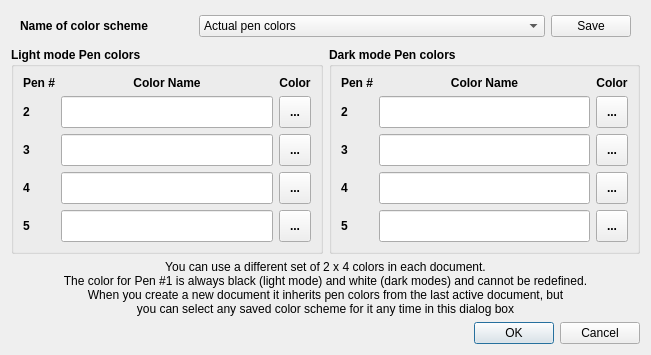
Before: the Qt Designer form FalconBoard/pencolorsdialog.ui in solyoma/FalconBoard, drawn with Qt 5.
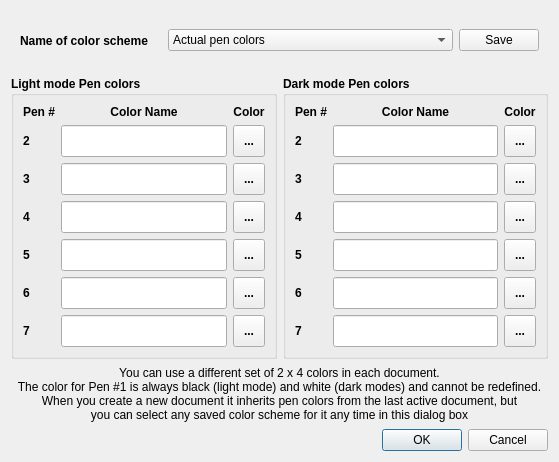
After: the same form once the commit is applied.

Commit message: added two new colors bugfix: default colors are not changed colros

Diff of the .ui file:
```diff
--- a/FalconBoard/pencolorsdialog.ui
+++ b/FalconBoard/pencolorsdialog.ui
@@ -9,28 +9,84 @@
    <rect>
     <x>0</x>
     <y>0</y>
-    <width>651</width>
-    <height>339</height>
+    <width>559</width>
+    <height>462</height>
    </rect>
   </property>
   <property name="windowTitle">
    <string>FalconBoard - Define Pen Colors</string>
   </property>
-  <layout class="QGridLayout" name="gridLayout">
-   <item row="2" column="0" colspan="2">
-    <widget class="QLabel" name="label_15">
+  <layout class="QVBoxLayout" name="verticalLayout">
+   <item>
+    <widget class="QWidget" name="widget" native="true">
+     <property name="minimumSize">
+      <size>
+       <width>0</width>
+       <height>30</height>
+      </size>
+     </property>
+     <layout class="QHBoxLayout" name="horizontalLayout" stretch="1,2,0">
+      <property name="leftMargin">
+       <number>9</number>
+      </property>
+      <property name="topMargin">
+       <number>2</number>
+      </property>
+      <property name="rightMargin">
+       <number>9</number>
+      </property>
+      <property name="bottomMargin">
+       <number>2</number>
+      </property>
+      <item>
+       <widget class="QLabel" name="label_16">
+        <property name="font">
+         <font>
+          <weight>75</weight>
+          <bold>true</bold>
+         </font>
+        </property>
      <property name="text">
-      <string>You can use a different set of 2 x 4 colors in each document. 
-The color for Pen #1 is always black (light mode) and white (dark modes) and cannot be redefined. 
-When you create a new document it inherits pen colors from the last active document, but 
-you can select any saved color scheme for it any time in this dialog box</string>
-     </property>
-     <property name="alignment">
-      <set>Qt::AlignCenter</set>
-     </property>
-    </widget>
-   </item>
-   <item row="1" column="0">
+         <string>Name of color scheme</string>
+        </property>
+       </widget>
+      </item>
+      <item>
+       <widget class="QComboBox" name="cbSelectScheme">
+        <property name="editable">
+         <bool>false</bool>
+        </property>
+        <property name="currentIndex">
+         <number>1</number>
+        </property>
+        <property name="placeholderText">
+         <string>Select Pen Color Scheme</string>
+        </property>
+        <item>
+         <property name="text">
+          <string>Default pen colors</string>
+         </property>
+        </item>
+        <item>
+         <property name="text">
+          <string>Actual pen colors</string>
+         </property>
+        </item>
+       </widget>
+      </item>
+      <item>
+       <widget class="QPushButton" name="btnSaveScheme">
+        <property name="text">
+         <string>Save</string>
+        </property>
+       </widget>
+      </item>
+     </layout>
+    </widget>
+   </item>
+   <item>
+    <layout class="QHBoxLayout" name="horizontalLayout_2">
+     <item>
     <widget class="QGroupBox" name="grbLight">
      <property name="font">
       <font>
@@ -208,19 +264,6 @@
         </property>
        </widget>
       </item>
-      <item row="4" column="2">
-       <widget class="QToolButton" name="btnL5">
-        <property name="minimumSize">
-         <size>
-          <width>32</width>
-          <height>32</height>
-         </size>
-        </property>
-        <property name="text">
-         <string>...</string>
-        </property>
-       </widget>
-      </item>
       <item row="4" column="1">
        <widget class="QLineEdit" name="edtL5">
         <property name="minimumSize">
@@ -231,20 +274,83 @@
         </property>
        </widget>
       </item>
+        <item row="4" column="2">
+         <widget class="QToolButton" name="btnL5">
+          <property name="minimumSize">
+           <size>
+            <width>32</width>
+            <height>32</height>
+           </size>
+          </property>
+          <property name="text">
+           <string>...</string>
+          </property>
+         </widget>
+        </item>
+        <item row="5" column="0">
+         <widget class="QLabel" name="label_20">
+          <property name="text">
+           <string>6</string>
+          </property>
+         </widget>
+        </item>
+        <item row="5" column="1">
+         <widget class="QLineEdit" name="edtL6">
+          <property name="minimumSize">
+           <size>
+            <width>0</width>
+            <height>32</height>
+           </size>
+          </property>
+         </widget>
+        </item>
+        <item row="5" column="2">
+         <widget class="QToolButton" name="btnL6">
+          <property name="minimumSize">
+           <size>
+            <width>32</width>
+            <height>32</height>
+           </size>
+          </property>
+          <property name="text">
+           <string>...</string>
+          </property>
+         </widget>
+        </item>
+        <item row="6" column="0">
+         <widget class="QLabel" name="label_19">
+          <property name="text">
+           <string>7</string>
+          </property>
+         </widget>
+        </item>
+        <item row="6" column="1">
+         <widget class="QLineEdit" name="edtL7">
+          <property name="minimumSize">
+           <size>
+            <width>0</width>
+            <height>32</height>
+           </size>
+          </property>
+         </widget>
+        </item>
+        <item row="6" column="2">
+         <widget class="QToolButton" name="btnL7">
+          <property name="minimumSize">
+           <size>
+            <width>32</width>
+            <height>32</height>
+           </size>
+          </property>
+          <property name="text">
+           <string>...</string>
+          </property>
+         </widget>
+        </item>
      </layout>
     </widget>
    </item>
-   <item row="3" column="1">
-    <widget class="QDialogButtonBox" name="buttonBox">
-     <property name="orientation">
-      <enum>Qt::Horizontal</enum>
-     </property>
-     <property name="standardButtons">
-      <set>QDialogButtonBox::Cancel|QDialogButtonBox::Ok</set>
-     </property>
-    </widget>
-   </item>
-   <item row="1" column="1">
+     <item>
     <widget class="QGroupBox" name="grbDark">
      <property name="font">
       <font>
@@ -255,7 +361,7 @@
      <property name="title">
       <string>Dark mode Pen colors</string>
      </property>
-     <layout class="QGridLayout" name="gridLayout_3">
+       <layout class="QGridLayout" name="gridLayout">
       <item row="0" column="0">
        <widget class="QLabel" name="label_8">
         <property name="sizePolicy">
@@ -442,74 +548,92 @@
         </property>
        </widget>
       </item>
-     </layout>
-    </widget>
-   </item>
-   <item row="0" column="0" colspan="2">
-    <widget class="QWidget" name="widget" native="true">
+        <item row="5" column="0">
+         <widget class="QLabel" name="label_17">
+          <property name="text">
+           <string>6</string>
+          </property>
+         </widget>
+        </item>
+        <item row="5" column="1">
+         <widget class="QLineEdit" name="edtD6">
      <property name="minimumSize">
       <size>
        <width>0</width>
-       <height>30</height>
-      </size>
-     </property>
-     <layout class="QHBoxLayout" name="horizontalLayout" stretch="1,2,0">
-      <property name="leftMargin">
-       <number>9</number>
-      </property>
-      <property name="topMargin">
-       <number>2</number>
-      </property>
-      <property name="rightMargin">
-       <number>9</number>
-      </property>
-      <property name="bottomMargin">
-       <number>2</number>
-      </property>
-      <item>
-       <widget class="QLabel" name="label_16">
-        <property name="font">
-         <font>
-          <weight>75</weight>
-          <bold>true</bold>
-         </font>
-        </property>
+            <height>32</height>
+           </size>
+          </property>
+         </widget>
+        </item>
+        <item row="5" column="2">
+         <widget class="QToolButton" name="btnD6">
+          <property name="minimumSize">
+           <size>
+            <width>32</width>
+            <height>32</height>
+           </size>
+          </property>
+          <property name="text">
+           <string>...</string>
+          </property>
+         </widget>
+        </item>
+        <item row="6" column="0">
+         <widget class="QLabel" name="label_18">
         <property name="text">
-         <string>Name of color scheme</string>
+           <string>7</string>
         </property>
        </widget>
       </item>
-      <item>
-       <widget class="QComboBox" name="cbSelectScheme">
-        <property name="editable">
-         <bool>false</bool>
-        </property>
-        <property name="currentIndex">
-         <number>1</number>
-        </property>
-        <property name="placeholderText">
-         <string>Select Pen Color Scheme</string>
-        </property>
-        <item>
+        <item row="6" column="1">
+         <widget class="QLineEdit" name="edtD7">
+          <property name="minimumSize">
+           <size>
+            <width>0</width>
+            <height>32</height>
+           </size>
+          </property>
+         </widget>
+        </item>
+        <item row="6" column="2">
+         <widget class="QToolButton" name="btnD7">
+          <property name="minimumSize">
+           <size>
+            <width>32</width>
+            <height>32</height>
+           </size>
+          </property>
          <property name="text">
-          <string>Default pen colors</string>
-         </property>
+           <string>...</string>
+          </property>
+         </widget>
         </item>
-        <item>
-         <property name="text">
-          <string>Actual pen colors</string>
-         </property>
-        </item>
-       </widget>
-      </item>
+       </layout>
+      </widget>
+     </item>
+    </layout>
+   </item>
       <item>
-       <widget class="QPushButton" name="btnSaveScheme">
+    <widget class="QLabel" name="label_15">
         <property name="text">
-         <string>Save</string>
-        </property>
-       </widget>
-      </item>
-     </layout>
+      <string>You can use a different set of 2 x 4 colors in each document. 
+The color for Pen #1 is always black (light mode) and white (dark modes) and cannot be redefined. 
+When you create a new document it inherits pen colors from the last active document, but 
+you can select any saved color scheme for it any time in this dialog box</string>
+     </property>
+     <property name="alignment">
+      <set>Qt::AlignCenter</set>
+     </property>
+    </widget>
+   </item>
+   <item>
+    <widget class="QDialogButtonBox" name="buttonBox">
+     <property name="orientation">
+      <enum>Qt::Horizontal</enum>
+     </property>
+     <property name="standardButtons">
+      <set>QDialogButtonBox::Cancel|QDialogButtonBox::Ok</set>
+     </property>
     </widget>
    </item>
   </layout>
```
Lines whose indentation alone changed are shown as unchanged. The commit also changes 16 other files.
